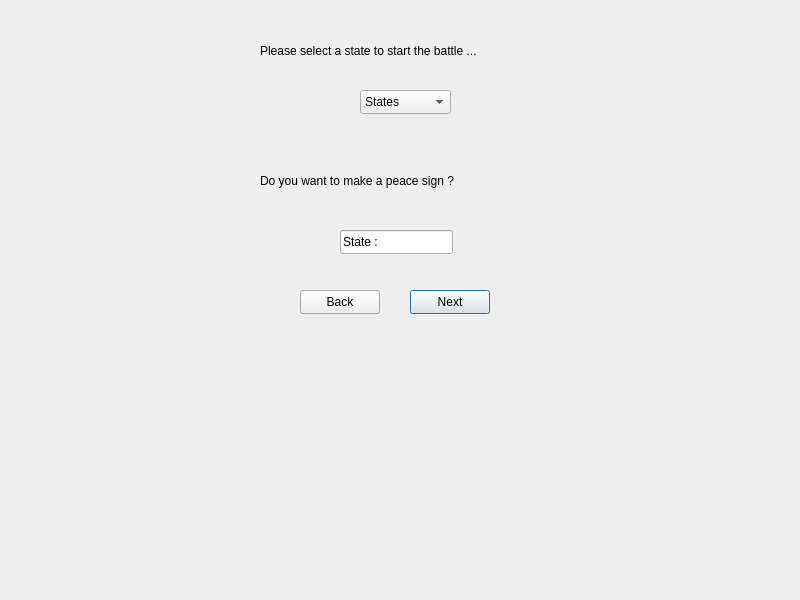
Before: the Qt Designer form locateinfo.ui in Matin0789/Condottiere-, drawn with Qt 5.
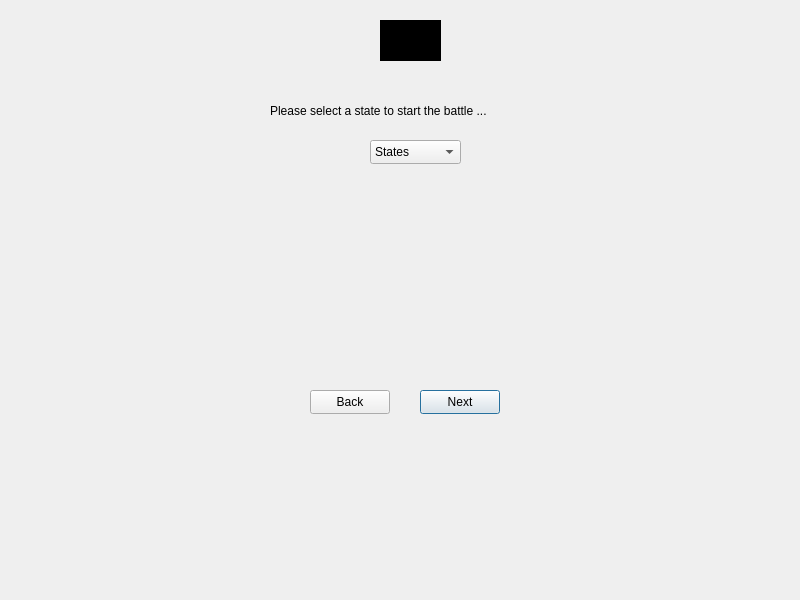
After: the same form once the commit is applied. Icons and pictures are not drawn.

Commit message: change photo and font

The edit to the form file:
```diff
--- a/locateinfo.ui
+++ b/locateinfo.ui
@@ -16,11 +16,87 @@
   <property name="styleSheet">
    <string notr="true">border-image: url(:/Description/Graphics/photos/galileus_medieval_Crusader_knights_photo_realistic_3ec554ad-f8c8-4fc9-b88c-0af222cac15a.jpg);</string>
   </property>
-  <widget class="QComboBox" name="cb">
+  <widget class="QLabel" name="lb_state">
    <property name="geometry">
     <rect>
-     <x>360</x>
+     <x>270</x>
      <y>90</y>
+     <width>281</width>
+     <height>41</height>
+    </rect>
+   </property>
+   <property name="styleSheet">
+    <string notr="true">border-image: url(:/Description/Graphics/photos/images (1852).jpg);
+font: 9pt &quot;Segoe Print&quot;;
+
+color: rgb(0, 0, 0);</string>
+   </property>
+   <property name="text">
+    <string>Please select a state to start the battle ...</string>
+   </property>
+  </widget>
+  <widget class="QPushButton" name="btn_next">
+   <property name="geometry">
+    <rect>
+     <x>420</x>
+     <y>390</y>
+     <width>80</width>
+     <height>24</height>
+    </rect>
+   </property>
+   <property name="styleSheet">
+    <string notr="true">border-image: url(:/Description/Graphics/photos/download7.jpg);
+font: 9pt &quot;Segoe Print&quot;;
+
+color: rgb(0, 0, 0);</string>
+   </property>
+   <property name="text">
+    <string>Next</string>
+   </property>
+  </widget>
+  <widget class="QPushButton" name="btn_back">
+   <property name="geometry">
+    <rect>
+     <x>310</x>
+     <y>390</y>
+     <width>80</width>
+     <height>24</height>
+    </rect>
+   </property>
+   <property name="styleSheet">
+    <string notr="true">border-image: url(:/Description/Graphics/photos/download7.jpg);
+font: 9pt &quot;Segoe Print&quot;;
+
+color: rgb(0, 0, 0);</string>
+   </property>
+   <property name="text">
+    <string>Back</string>
+   </property>
+  </widget>
+  <widget class="QLabel" name="lb_player_counter">
+   <property name="geometry">
+    <rect>
+     <x>380</x>
+     <y>20</y>
+     <width>61</width>
+     <height>41</height>
+    </rect>
+   </property>
+   <property name="styleSheet">
+    <string notr="true">font: 9pt &quot;Segoe Print&quot;;
+border-image: url(:/Description/Graphics/photos/images (1852).jpg);
+background-color: rgb(0, 0, 0);
+color: rgb(0, 0, 0);</string>
+   </property>
+   <property name="text">
+    <string> player !</string>
+   </property>
+  </widget>
+  <widget class="QComboBox" name="cb_2">
+   <property name="geometry">
+    <rect>
+     <x>370</x>
+     <y>140</y>
      <width>91</width>
      <height>24</height>
     </rect>
@@ -106,99 +182,20 @@
     </property>
    </item>
   </widget>
-  <widget class="QLabel" name="lb_state">
+  <widget class="QLabel" name="label_2">
    <property name="geometry">
     <rect>
-     <x>260</x>
-     <y>30</y>
+     <x>270</x>
+     <y>180</y>
      <width>281</width>
-     <height>41</height>
+     <height>191</height>
     </rect>
    </property>
    <property name="styleSheet">
-    <string notr="true">border-image: url(:/Description/Graphics/photos/download7.jpg);
-font: 9pt &quot;Segoe Print&quot;;
-
-color: rgb(0, 0, 0);</string>
+    <string notr="true">border-image: url(:/Description/Graphics/Assets/Map.png);</string>
    </property>
    <property name="text">
-    <string>Please select a state to start the battle ...</string>
-   </property>
-  </widget>
-  <widget class="QLabel" name="lb_peace">
-   <property name="geometry">
-    <rect>
-     <x>260</x>
-     <y>160</y>
-     <width>281</width>
-     <height>41</height>
-    </rect>
-   </property>
-   <property name="styleSheet">
-    <string notr="true">border-image: url(:/Description/Graphics/photos/download7.jpg);
-font: 9pt &quot;Segoe Print&quot;;
-
-color: rgb(0, 0, 0);</string>
-   </property>
-   <property name="text">
-    <string>Do you want to make a peace sign ? </string>
-   </property>
-  </widget>
-  <widget class="QLineEdit" name="le_peace_sign">
-   <property name="geometry">
-    <rect>
-     <x>340</x>
-     <y>230</y>
-     <width>113</width>
-     <height>24</height>
-    </rect>
-   </property>
-   <property name="styleSheet">
-    <string notr="true">border-image: url(:/Description/Graphics/photos/download7.jpg);
-font: 9pt &quot;Segoe Print&quot;;
-
-color: rgb(0, 0, 0);</string>
-   </property>
-   <property name="text">
-    <string>State : </string>
-   </property>
-  </widget>
-  <widget class="QPushButton" name="btn_next">
-   <property name="geometry">
-    <rect>
-     <x>410</x>
-     <y>290</y>
-     <width>80</width>
-     <height>24</height>
-    </rect>
-   </property>
-   <property name="styleSheet">
-    <string notr="true">border-image: url(:/Description/Graphics/photos/download7.jpg);
-font: 9pt &quot;Segoe Print&quot;;
-
-color: rgb(0, 0, 0);</string>
-   </property>
-   <property name="text">
-    <string>Next</string>
-   </property>
-  </widget>
-  <widget class="QPushButton" name="btn_back">
-   <property name="geometry">
-    <rect>
-     <x>300</x>
-     <y>290</y>
-     <width>80</width>
-     <height>24</height>
-    </rect>
-   </property>
-   <property name="styleSheet">
-    <string notr="true">border-image: url(:/Description/Graphics/photos/download7.jpg);
-font: 9pt &quot;Segoe Print&quot;;
-
-color: rgb(0, 0, 0);</string>
-   </property>
-   <property name="text">
-    <string>Back</string>
+    <string/>
    </property>
   </widget>
  </widget>
```
Left out of the diff: 2 changed lines with no effect on the pictures. The commit also changes 43 other files.
